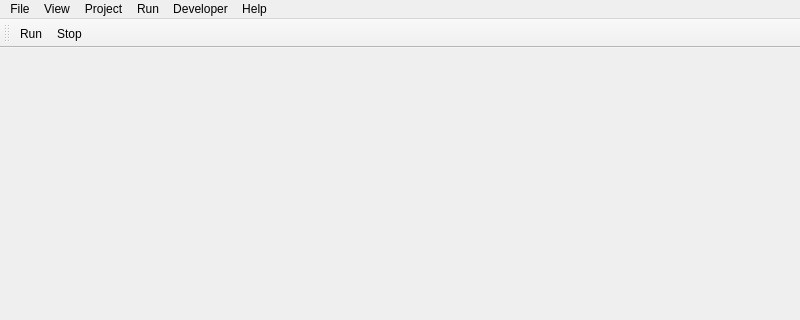
This is host/mainwindow.ui in XcluDev/Xclu as Qt 5 draws it before an edit; both pictures show x 0 to 800 and y 0 to 320 of the 800 by 600 pixel window. The edited form follows.
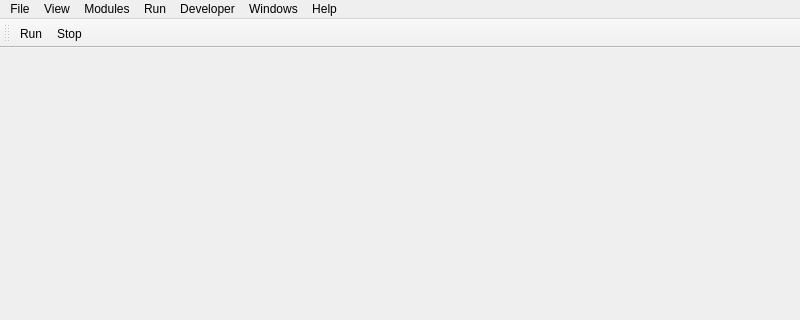
This is the edited form. Icons and pictures are not drawn.

Patch:
```diff
--- a/host/mainwindow.ui
+++ b/host/mainwindow.ui
@@ -45,7 +45,7 @@
    </widget>
    <widget class="QMenu" name="menuProject">
     <property name="title">
-     <string>Project</string>
+     <string>Modules</string>
     </property>
    </widget>
    <widget class="QMenu" name="menuRun">
@@ -74,11 +74,18 @@
     </property>
     <addaction name="actionShow_Component_Names"/>
    </widget>
+   <widget class="QMenu" name="menuWindows">
+    <property name="title">
+     <string>Windows</string>
+    </property>
+    <addaction name="actionLinks_Editor"/>
+   </widget>
    <addaction name="menuFile"/>
    <addaction name="menuView"/>
    <addaction name="menuProject"/>
    <addaction name="menuRun"/>
    <addaction name="menuDeveloper"/>
+   <addaction name="menuWindows"/>
    <addaction name="menuHelp"/>
   </widget>
   <widget class="QStatusBar" name="statusbar"/>
```
Left out of the diff: 5 changed lines with no effect on the pictures.
